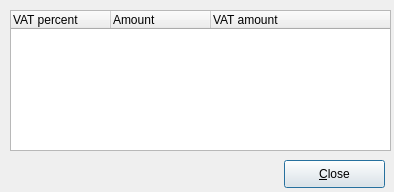
This is trunk/ui/vatshowfrm.ui in BackupTheBerlios/first4-svn as Qt 5 draws it before an edit. The edited form follows.
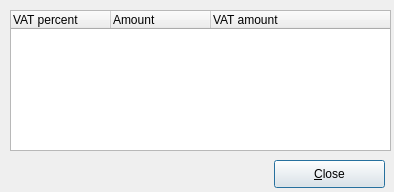
This is the edited form. Icons and pictures are not drawn.

Diff of the .ui file:
```diff
--- a/trunk/ui/vatshowfrm.ui
+++ b/trunk/ui/vatshowfrm.ui
@@ -43,9 +43,9 @@
   <widget class="QPushButton" name="btnok" >
    <property name="geometry" >
     <rect>
-     <x>284</x>
+     <x>274</x>
      <y>160</y>
-     <width>101</width>
+     <width>111</width>
      <height>28</height>
     </rect>
    </property>
```
